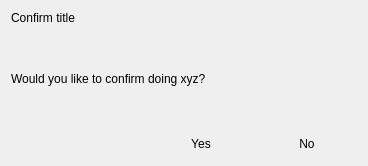
Before: the Qt Designer form ui/kiwixconfirmbox.ui in kiwix/kiwix-desktop, drawn with Qt 5.
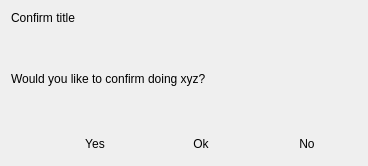
After: the same form once the commit is applied.

The edit to the form file:
```diff
--- a/ui/kiwixconfirmbox.ui
+++ b/ui/kiwixconfirmbox.ui
@@ -98,6 +98,28 @@
        </property>
       </widget>
      </item>
+     <item>
+      <widget class="QPushButton" name="okButton">
+       <property name="sizePolicy">
+        <sizepolicy hsizetype="Fixed" vsizetype="Fixed">
+         <horstretch>0</horstretch>
+         <verstretch>0</verstretch>
+        </sizepolicy>
+       </property>
+       <property name="minimumSize">
+        <size>
+         <width>100</width>
+         <height>0</height>
+        </size>
+       </property>
+       <property name="text">
+        <string>Ok</string>
+       </property>
+       <property name="flat">
+        <bool>true</bool>
+       </property>
+      </widget>
+     </item>
      <item>
       <widget class="QPushButton" name="noButton">
        <property name="sizePolicy">
```
Left out of the diff: 26 changed lines with no effect on the pictures.
